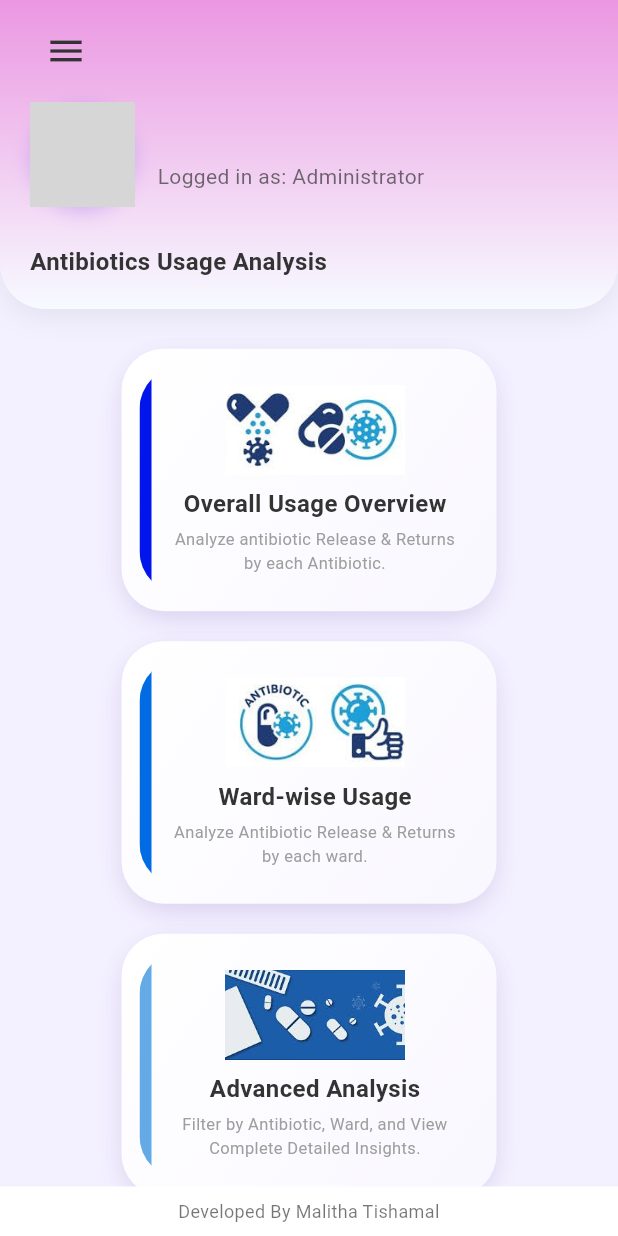
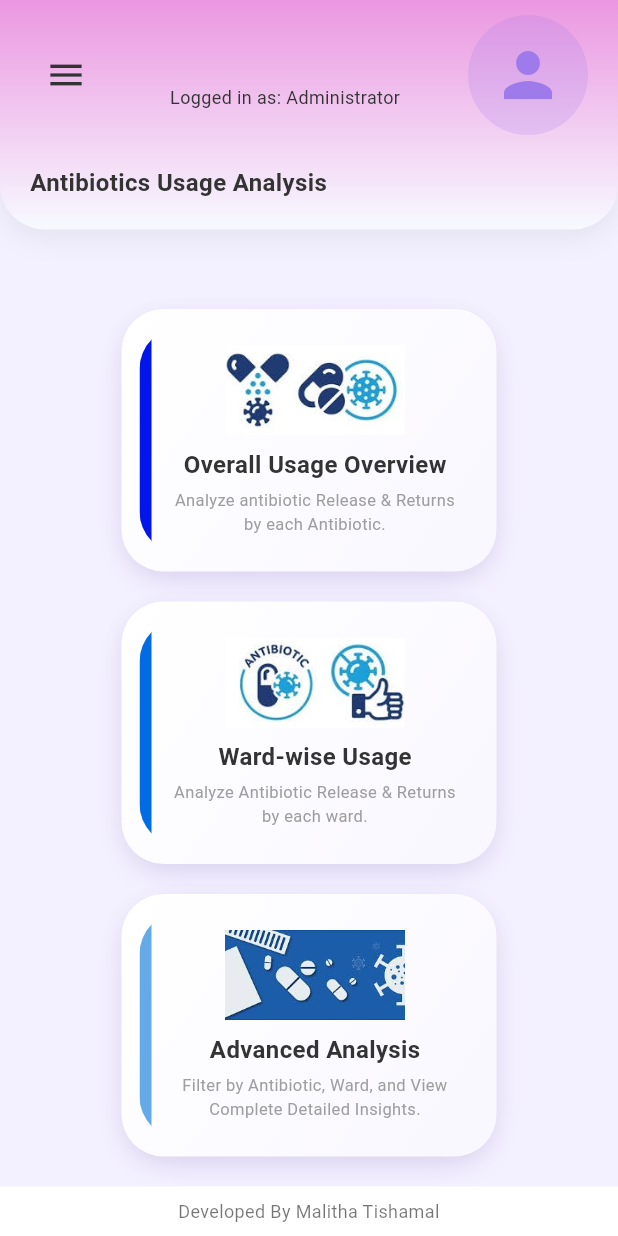
Before and after one commit to malitha-tishamal/MediQ-Antibiotic-Management-App, a Flutter app: the AntibioticsUsageAnalysisScreen screen opened directly, on a phone screen of 412 x 824 dp. Run offline on Flutter 3.47's test engine with Material 3 defaults, Android fonts, the phone set to English and light mode, and no system bars; our stand-ins replace cloud_firestore, csv, firebase_auth, firebase_core, fl_chart, flutter_typeahead and 5 more; accounts and stored records are empty; grey boxes are pictures that could not be loaded.

Commit message:
Update antibiotics_usage_analysis_screen.dart

```diff
--- a/mediq/lib/admin/antibiotics_usage_analysis_screen.dart
+++ b/mediq/lib/admin/antibiotics_usage_analysis_screen.dart
@@ -110,89 +110,91 @@
       ),
       boxShadow: [
         BoxShadow(
-              color: Color(0x10000000), blurRadius: 15, offset: Offset(0, 5))
+          color: Color(0x10000000),
+          blurRadius: 15,
+          offset: Offset(0, 5),
+        ),
       ],
     ),
     child: Column(
       crossAxisAlignment: CrossAxisAlignment.start,
+      mainAxisSize: MainAxisSize.min,
       children: [
+        // Single row: menu (left), user info (center), profile picture (right)
         Row(
-            mainAxisAlignment: MainAxisAlignment.spaceBetween,
+          crossAxisAlignment: CrossAxisAlignment.center,
           children: [
+            // Menu button (left)
             IconButton(
               icon: const Icon(Icons.menu,
                   color: AppColors.headerTextDark, size: 28),
               onPressed: () {
                 _scaffoldKey.currentState?.openDrawer();
               },
+              padding: EdgeInsets.zero,
+              constraints: const BoxConstraints(),
             ),
-            ],
-          ),
-          const SizedBox(height: 10),
-          Row(
-            children: [
-              Container(
-                width: 70,
-                height: 70,
-                decoration: BoxDecoration(
-                  shape: BoxShape.circle,
-                  gradient: _profileImageUrl == null
-                      ? const LinearGradient(
-                          colors: [AppColors.primaryPurple, Color(0xFFB08FEB)],
-                          begin: Alignment.topLeft,
-                          end: Alignment.bottomRight,
-                        )
-                      : null,
-                  border: Border.all(color: Colors.white, width: 3),
-                  boxShadow: [
-                    BoxShadow(
-                      color: AppColors.primaryPurple.withOpacity(0.4),
-                      blurRadius: 10,
-                      offset: const Offset(0, 3),
-                    ),
-                  ],
-                  image: _profileImageUrl != null
-                      ? DecorationImage(
-                          image: NetworkImage(_profileImageUrl!),
-                          fit: BoxFit.cover)
-                      : null,
-                ),
-                child: _profileImageUrl == null
-                    ? const Icon(Icons.person, size: 40, color: Colors.white)
-                    : null,
-              ),
-              const SizedBox(width: 15),
+            const Spacer(),
+            // User info (centered)
             Column(
-                crossAxisAlignment: CrossAxisAlignment.start,
+              mainAxisSize: MainAxisSize.min,
               children: [
                 Text(
                   _currentUserName,
                   style: const TextStyle(
-                        fontSize: 20,
+                    fontSize: 18,
                     fontWeight: FontWeight.bold,
-                        color: AppColors.headerTextDark),
+                    color: AppColors.headerTextDark,
                   ),
-                  Text(
+                ),
+                const SizedBox(height: 4),
+                const Text(
                   'Logged in as: Administrator',
                   style: TextStyle(
-                        fontSize: 14,
-                        color: AppColors.headerTextDark.withOpacity(0.7)),
+                    fontSize: 12,
+                    color: AppColors.headerTextDark,
+                  ),
                 ),
               ],
             ),
+            const Spacer(),
+            // Profile picture (right) - 80x80 (radius 40)
+            _buildProfileAvatar(),
           ],
         ),
-          const SizedBox(height: 25),
+        const SizedBox(height: 20),
+        // Page title
         const Text(
           'Antibiotics Usage Analysis',
           style: TextStyle(
             fontSize: 16,
             fontWeight: FontWeight.w600,
-                color: AppColors.headerTextDark),
+            color: AppColors.headerTextDark,
+          ),
         ),
       ],
     ),
   );
+}
+
+// Helper for profile avatar (80x80, radius 40)
+Widget _buildProfileAvatar() {
+  if (_profileImageUrl != null && _profileImageUrl!.isNotEmpty) {
+    return CircleAvatar(
+      radius: 40,
+      backgroundImage: NetworkImage(_profileImageUrl!),
+      backgroundColor: Colors.grey.shade200,
+      onBackgroundImageError: (_, __) {
+        if (mounted) setState(() => _profileImageUrl = null);
+      },
+    );
+  } else {
+    return CircleAvatar(
+      radius: 40,
+      backgroundColor: AppColors.primaryPurple.withOpacity(0.2),
+      child: const Icon(Icons.person, color: AppColors.primaryPurple, size: 48),
+    );
+  }
 }
 
   // Common card builder for consistent and compact size
```
Lines whose indentation alone changed are shown as unchanged.
